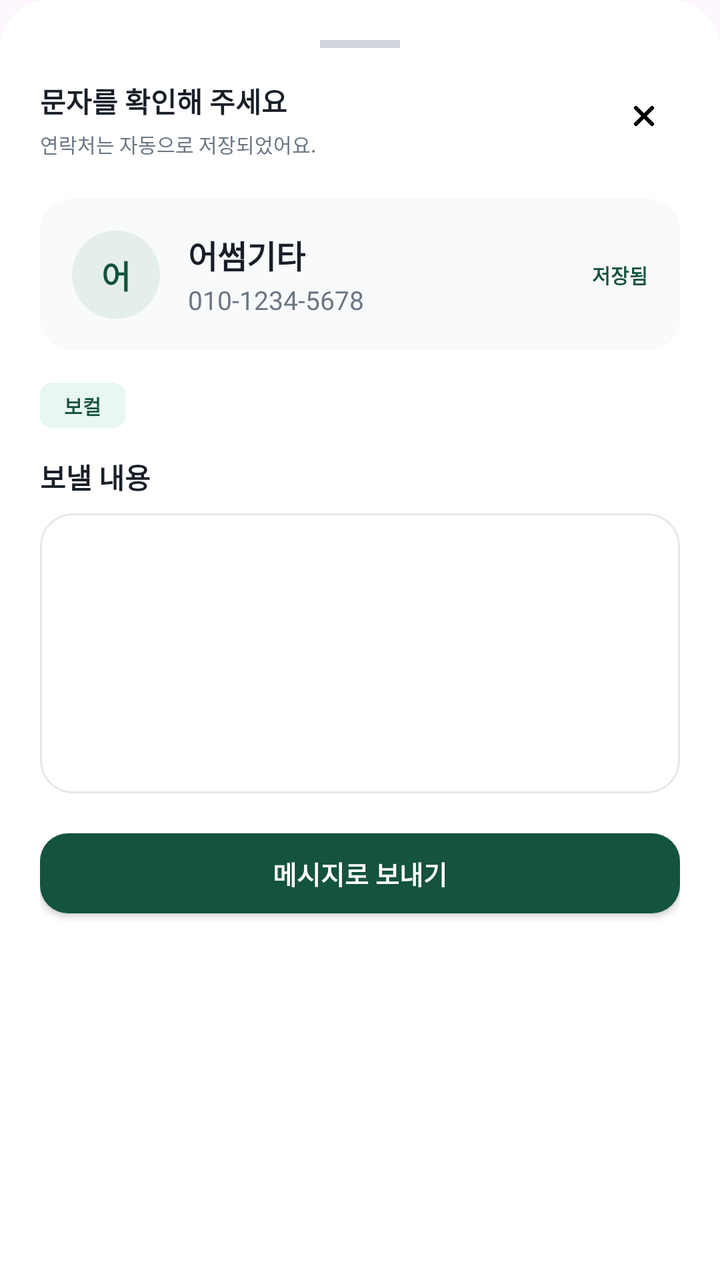
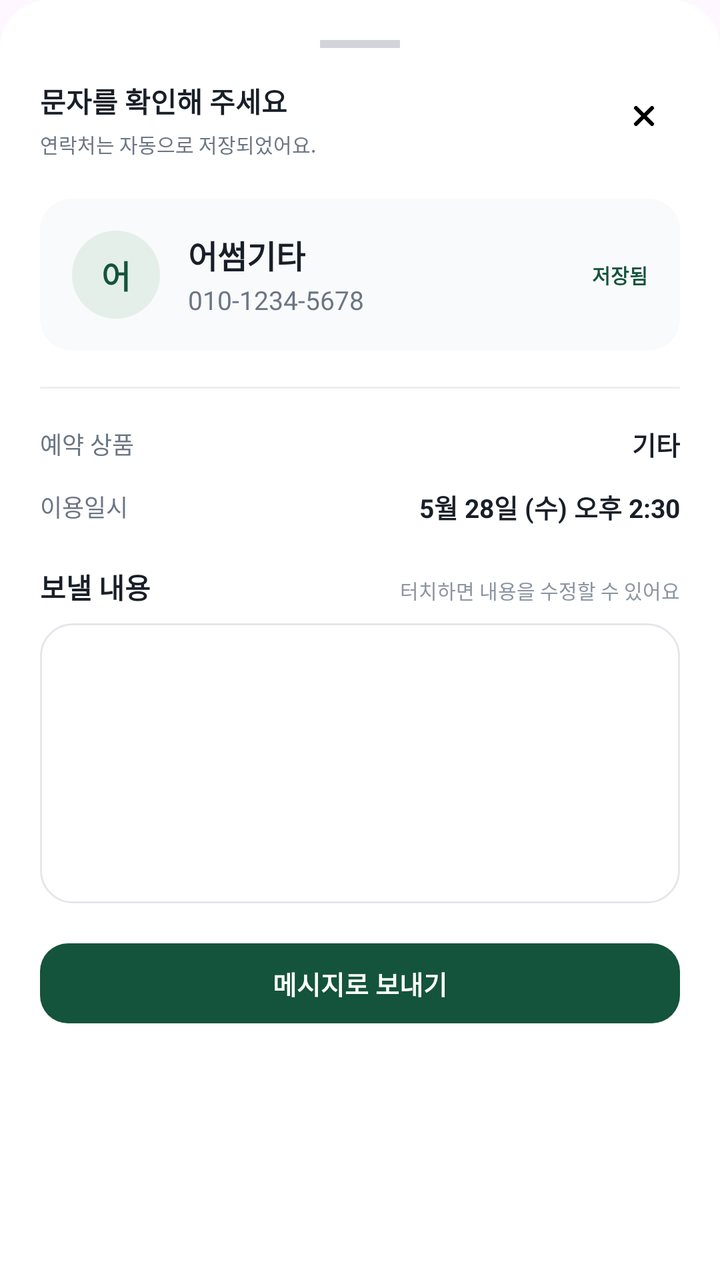

Screens rendered from an Android XML layout before and after an edit, with the pre-edit source and the edit as a unified diff.
<!-- AndroidManifest.xml: application theme Theme.BookingHelper -->
<!-- res/layout/bottom_sheet_review_message.xml -->
<?xml version="1.0" encoding="utf-8"?>
<androidx.core.widget.NestedScrollView xmlns:android="http://schemas.android.com/apk/res/android"
    xmlns:app="http://schemas.android.com/apk/res-auto"
    android:layout_width="match_parent"
    android:layout_height="wrap_content"
    android:background="@drawable/bg_bottom_sheet_top_rounded"
    android:fillViewport="true">

    <LinearLayout
        android:layout_width="match_parent"
        android:layout_height="wrap_content"
        android:orientation="vertical"
        android:padding="20dp">

        
        <View
            android:layout_width="40dp"
            android:layout_height="4dp"
            android:layout_gravity="center_horizontal"
            android:background="#D1D5DB" />

        
        <RelativeLayout
            android:layout_width="match_parent"
            android:layout_height="wrap_content"
            android:layout_marginTop="16dp">

            <TextView
                android:id="@+id/tvSheetTitle"
                android:layout_width="wrap_content"
                android:layout_height="wrap_content"
                android:text="문자를 확인해 주세요"
                android:textColor="@color/text_primary"
                android:textSize="14sp"
                android:textStyle="bold" />

            <TextView
                android:layout_width="wrap_content"
                android:layout_height="wrap_content"
                android:layout_below="@id/tvSheetTitle"
                android:layout_marginTop="4dp"
                android:text="연락처는 자동으로 저장되었어요."
                android:textColor="@color/text_secondary"
                android:textSize="10sp" />

            <ImageView
                android:id="@+id/btnSheetClose"
                android:layout_width="36dp"
                android:layout_height="36dp"
                android:layout_alignParentEnd="true"
                android:background="?attr/selectableItemBackgroundBorderless"
                android:padding="6dp"
                android:src="@drawable/ic_close" />
        </RelativeLayout>

        
        <LinearLayout
            android:layout_width="match_parent"
            android:layout_height="wrap_content"
            android:layout_marginTop="20dp"
            android:background="@drawable/bg_card_rounded_gray"
            android:gravity="center_vertical"
            android:orientation="horizontal"
            android:padding="16dp">

            
            <TextView
                android:id="@+id/tvAvatarInitial"
                android:layout_width="44dp"
                android:layout_height="44dp"
                android:background="@drawable/bg_circle_avatar"
                android:gravity="center"
                android:text="어"
                android:textColor="@color/primary"
                android:textSize="16sp"
                android:textStyle="bold" />

            <LinearLayout
                android:layout_width="0dp"
                android:layout_height="wrap_content"
                android:layout_marginStart="14dp"
                android:layout_weight="1"
                android:orientation="vertical">

                <TextView
                    android:id="@+id/tvCustomerName"
                    android:layout_width="wrap_content"
                    android:layout_height="wrap_content"
                    android:text="어썸기타"
                    android:textColor="@color/text_primary"
                    android:textSize="16sp"
                    android:textStyle="bold" />

                <TextView
                    android:id="@+id/tvCustomerPhone"
                    android:layout_width="wrap_content"
                    android:layout_height="wrap_content"
                    android:layout_marginTop="2dp"
                    android:text="010-1234-5678"
                    android:textColor="@color/text_secondary"
                    android:textSize="13sp" />
            </LinearLayout>

            
            <TextView
                android:layout_width="wrap_content"
                android:layout_height="wrap_content"
                android:text="저장됨"
                android:textColor="@color/primary"
                android:textSize="10sp"
                android:textStyle="bold" />

        </LinearLayout>

        
        <TextView
            android:id="@+id/tvSubjectTag"
            android:layout_width="wrap_content"
            android:layout_height="wrap_content"
            android:layout_marginTop="16dp"
            android:background="@drawable/bg_badge_green"
            android:paddingHorizontal="12dp"
            android:paddingVertical="4dp"
            android:text="보컬"
            android:textColor="@color/primary"
            android:textSize="10sp"
            android:textStyle="bold" />

        
        <TextView
            android:layout_width="wrap_content"
            android:layout_height="wrap_content"
            android:layout_marginTop="14dp"
            android:text="보낼 내용"
            android:textColor="@color/text_primary"
            android:textSize="14sp"
            android:textStyle="bold" />

        
        <EditText
            android:id="@+id/etMessagePreview"
            android:layout_width="match_parent"
            android:layout_height="wrap_content"
            android:layout_marginTop="8dp"
            android:background="@drawable/bg_message_box"
            android:gravity="top|start"
            android:lineSpacingExtra="4dp"
            android:minHeight="140dp"
            android:padding="16dp"
            android:textColor="@color/text_primary"
            android:textSize="13sp" />

        
        <androidx.appcompat.widget.AppCompatButton
            android:id="@+id/btnSendSms"
            android:layout_width="match_parent"
            android:layout_height="40dp"
            android:layout_marginTop="20dp"
            android:layout_marginBottom="16dp"
            android:background="@drawable/bg_btn_primary"
            android:gravity="center"
            android:paddingHorizontal="24dp"
            android:text="메시지로 보내기"
            android:textColor="#FFFFFF"
            android:textSize="13sp"
            android:textStyle="bold" />
    </LinearLayout>

</androidx.core.widget.NestedScrollView>
<!-- resources referenced by this layout -->
<resources>
  <color name="primary">#14533C</color>
  <color name="text_primary">#191F28</color>
  <color name="text_secondary">#6B7684</color>
  <!-- drawable bg_badge_green (drawable) -->
  <?xml version="1.0" encoding="utf-8"?>
  <shape xmlns:android="http://schemas.android.com/apk/res/android">
      <solid android:color="@color/badge_green_bg" />
      <corners android:radius="6dp" />
  </shape>
  <!-- drawable bg_bottom_sheet_top_rounded (drawable) -->
  <?xml version="1.0" encoding="utf-8"?>
  <shape xmlns:android="http://schemas.android.com/apk/res/android">
      <solid android:color="@color/bg_card" />
      <corners
          android:topLeftRadius="24dp"
          android:topRightRadius="24dp" />
  </shape>
  <!-- drawable bg_btn_primary (drawable) -->
  <?xml version="1.0" encoding="utf-8"?>
  <shape xmlns:android="http://schemas.android.com/apk/res/android">
      <solid android:color="@color/primary" />
      <corners android:radius="14dp" />
  </shape>
  <!-- drawable bg_card_rounded_gray (drawable) -->
  <?xml version="1.0" encoding="utf-8"?>
  <shape xmlns:android="http://schemas.android.com/apk/res/android">
      <solid android:color="#F9FAFB" />
      <corners android:radius="16dp" />
  </shape>
  <!-- drawable bg_circle_avatar (drawable) -->
  <?xml version="1.0" encoding="utf-8"?>
  <shape xmlns:android="http://schemas.android.com/apk/res/android"
      android:shape="oval">
      <solid android:color="@color/primary_light" />
  </shape>
  <!-- drawable bg_message_box (drawable) -->
  <?xml version="1.0" encoding="utf-8"?>
  <shape xmlns:android="http://schemas.android.com/apk/res/android">
      <solid android:color="@color/bg_card" />
      <stroke
          android:width="1dp"
          android:color="#E5E7EB" />
      <corners android:radius="16dp" />
  </shape>
  <!-- drawable ic_close (drawable) -->
  <vector xmlns:android="http://schemas.android.com/apk/res/android"
      android:width="24dp"
      android:height="24dp"
      android:viewportWidth="24"
      android:viewportHeight="24">
    <path
        android:pathData="M16,16L12,12M12,12L8,8M12,12L16,8M12,12L8,16"
        android:strokeLineJoin="round"
        android:strokeWidth="2"
        android:fillColor="#00000000"
        android:strokeColor="#000000"
        android:strokeLineCap="round"/>
  </vector>
  <style name="Theme.BookingHelper" parent="Base.Theme.BookingHelper" />
  <color name="badge_green_bg">#E8F7F0</color>
  <color name="bg_card">#FFFFFF</color>
  <color name="primary_light">#E5EFE9</color>
  <style name="Base.Theme.BookingHelper" parent="Theme.Material3.DayNight.NoActionBar">
          
          
      </style>
</resources>

<!-- the commit's change to res/layout/bottom_sheet_review_message.xml (unified diff, before → after) -->
@@ -63,7 +63,6 @@
             android:orientation="horizontal"
             android:padding="16dp">
 
-            
             <TextView
                 android:id="@+id/tvAvatarInitial"
                 android:layout_width="44dp"
@@ -101,7 +100,6 @@
                     android:textSize="13sp" />
             </LinearLayout>
 
-            
             <TextView
                 android:layout_width="wrap_content"
                 android:layout_height="wrap_content"
@@ -109,32 +107,122 @@
                 android:textColor="@color/primary"
                 android:textSize="10sp"
                 android:textStyle="bold" />
-
-        </LinearLayout>
-
-        
-        <TextView
-            android:id="@+id/tvSubjectTag"
-            android:layout_width="wrap_content"
-            android:layout_height="wrap_content"
-            android:layout_marginTop="16dp"
-            android:background="@drawable/bg_badge_green"
-            android:paddingHorizontal="12dp"
-            android:paddingVertical="4dp"
-            android:text="보컬"
-            android:textColor="@color/primary"
-            android:textSize="10sp"
-            android:textStyle="bold" />
-
-        
-        <TextView
-            android:layout_width="wrap_content"
-            android:layout_height="wrap_content"
-            android:layout_marginTop="14dp"
-            android:text="보낼 내용"
-            android:textColor="@color/text_primary"
-            android:textSize="14sp"
-            android:textStyle="bold" />
+        </LinearLayout>
+
+        <View
+            android:layout_width="match_parent"
+            android:layout_height="1dp"
+            android:layout_marginVertical="18dp"
+            android:background="@color/border_line" />
+
+        
+        <LinearLayout
+            android:layout_width="match_parent"
+            android:layout_height="wrap_content"
+            android:gravity="center_vertical"
+            android:orientation="horizontal">
+
+            <TextView
+                android:layout_width="wrap_content"
+                android:layout_height="wrap_content"
+                android:text="예약 상품"
+                android:textColor="@color/text_secondary"
+                android:textSize="12sp" />
+
+            <TextView
+                android:id="@+id/tvSheetItem"
+                android:layout_width="0dp"
+                android:layout_height="wrap_content"
+                android:layout_marginStart="16dp"
+                android:layout_weight="1"
+                android:gravity="end"
+                android:text="기타"
+                android:textColor="@color/text_primary"
+                android:textSize="13sp"
+                android:textStyle="bold" />
+        </LinearLayout>
+
+        <LinearLayout
+            android:layout_width="match_parent"
+            android:layout_height="wrap_content"
+            android:layout_marginTop="12dp"
+            android:gravity="center_vertical"
+            android:orientation="horizontal">
+
+            <TextView
+                android:layout_width="wrap_content"
+                android:layout_height="wrap_content"
+                android:text="이용일시"
+                android:textColor="@color/text_secondary"
+                android:textSize="12sp" />
+
+            <TextView
+                android:id="@+id/tvSheetDate"
+                android:layout_width="0dp"
+                android:layout_height="wrap_content"
+                android:layout_marginStart="16dp"
+                android:layout_weight="1"
+                android:gravity="end"
+                android:text="5월 28일 (수) 오후 2:30"
+                android:textColor="@color/text_primary"
+                android:textSize="13sp"
+                android:textStyle="bold" />
+        </LinearLayout>
+
+        
+        <LinearLayout
+            android:id="@+id/layoutSheetRequest"
+            android:layout_width="match_parent"
+            android:layout_height="wrap_content"
+            android:layout_marginTop="12dp"
+            android:gravity="top"
+            android:orientation="horizontal"
+            android:visibility="gone">
+
+            <TextView
+                android:layout_width="wrap_content"
+                android:layout_height="wrap_content"
+                android:text="요청사항"
+                android:textColor="@color/text_secondary"
+                android:textSize="12sp" />
+
+            <TextView
+                android:id="@+id/tvSheetRequest"
+                android:layout_width="0dp"
+                android:layout_height="wrap_content"
+                android:layout_marginStart="16dp"
+                android:layout_weight="1"
+                android:gravity="end"
+                android:lineSpacingExtra="2dp"
+                android:textColor="@color/text_primary"
+                android:textSize="13sp"
+                android:textStyle="bold" />
+        </LinearLayout>
+
+        
+        <LinearLayout
+            android:layout_width="match_parent"
+            android:layout_height="wrap_content"
+            android:layout_marginTop="20dp"
+            android:gravity="bottom"
+            android:orientation="horizontal">
+
+            <TextView
+                android:layout_width="0dp"
+                android:layout_height="wrap_content"
+                android:layout_weight="1"
+                android:text="보낼 내용"
+                android:textColor="@color/text_primary"
+                android:textSize="14sp"
+                android:textStyle="bold" />
+
+            <TextView
+                android:layout_width="wrap_content"
+                android:layout_height="wrap_content"
+                android:text="터치하면 내용을 수정할 수 있어요"
+                android:textColor="@color/text_hint"
+                android:textSize="10sp" />
+        </LinearLayout>
 
         
         <EditText
@@ -158,8 +246,10 @@
             android:layout_marginTop="20dp"
             android:layout_marginBottom="16dp"
             android:background="@drawable/bg_btn_primary"
+            android:elevation="0dp"
             android:gravity="center"
             android:paddingHorizontal="24dp"
+            android:stateListAnimator="@null"
             android:text="메시지로 보내기"
             android:textColor="#FFFFFF"
             android:textSize="13sp"
<!-- resource entries referenced after the edit -->
@@ -1,14 +1,10 @@
 <!-- resources referenced by this layout -->
 <resources>
+  <color name="border_line">#ECEEF0</color>
   <color name="primary">#14533C</color>
+  <color name="text_hint">#8B95A1</color>
   <color name="text_primary">#191F28</color>
   <color name="text_secondary">#6B7684</color>
-  <!-- drawable bg_badge_green (drawable) -->
-  <?xml version="1.0" encoding="utf-8"?>
-  <shape xmlns:android="http://schemas.android.com/apk/res/android">
-      <solid android:color="@color/badge_green_bg" />
-      <corners android:radius="6dp" />
-  </shape>
   <!-- drawable bg_bottom_sheet_top_rounded (drawable) -->
   <?xml version="1.0" encoding="utf-8"?>
   <shape xmlns:android="http://schemas.android.com/apk/res/android">
@@ -59,7 +55,6 @@
         android:strokeLineCap="round"/>
   </vector>
   <style name="Theme.BookingHelper" parent="Base.Theme.BookingHelper" />
-  <color name="badge_green_bg">#E8F7F0</color>
   <color name="bg_card">#FFFFFF</color>
   <color name="primary_light">#E5EFE9</color>
   <style name="Base.Theme.BookingHelper" parent="Theme.Material3.DayNight.NoActionBar">
